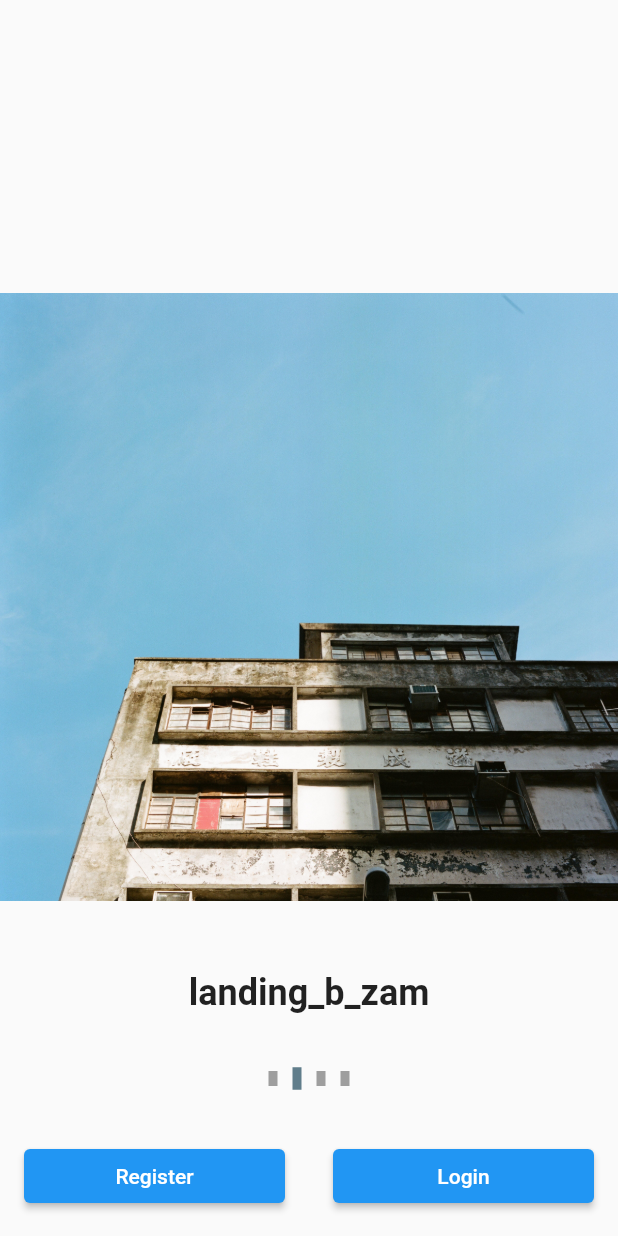
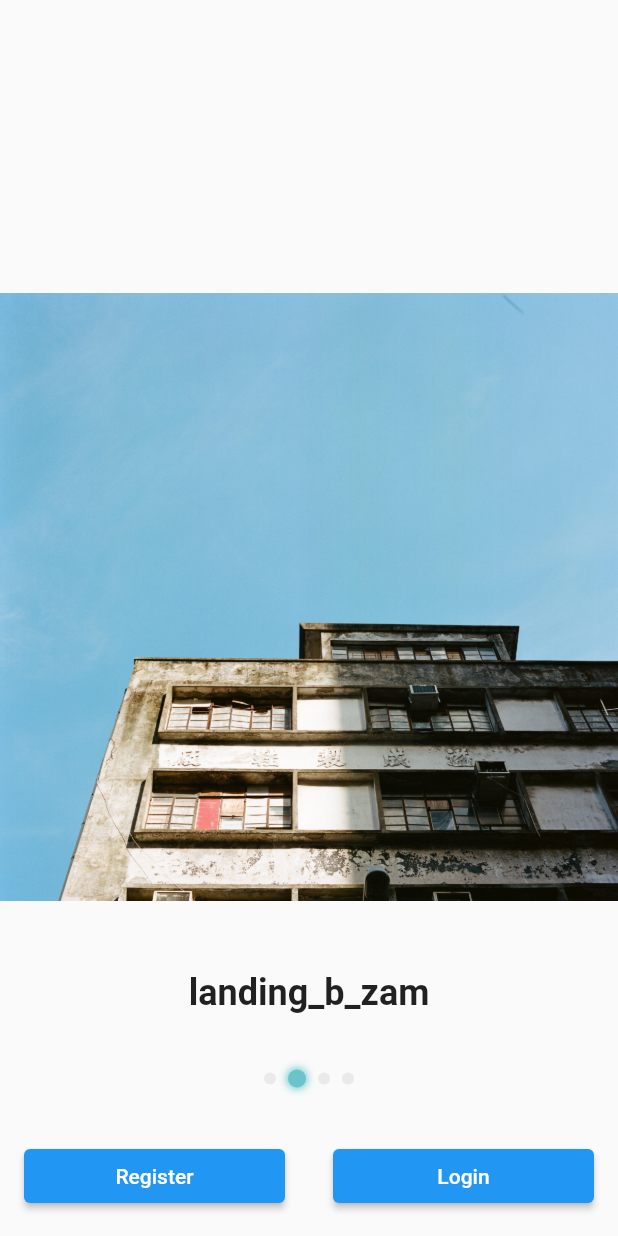
Before and after one commit to khchoi0/flutter-intro-slider, a Flutter app: the screen it shows after launch, swiped to page 2, on a phone screen of 412 x 824 dp. Run offline on Flutter 3.47's test engine with Material 2 defaults, Android fonts, the phone set to English and light mode, and no system bars.

Commit message:
feat: dynamic PV indicator list

```diff
--- a/lib/indicator.dart
+++ b/lib/indicator.dart
@@ -1,16 +1,16 @@
 import 'package:flutter/foundation.dart';
 import 'package:flutter/material.dart';
 
-class Indicator extends StatefulWidget {
-  const Indicator(this.controller, this.itemCount, {Key? key}) : super(key: key);
+class PVIndicators extends StatefulWidget {
+  const PVIndicators(this.controller, this.itemCount, {Key? key}) : super(key: key);
   final PageController controller;
   final int itemCount;
 
   @override
-  State<Indicator> createState() => _IndicatorState();
+  State<PVIndicators> createState() => _PVIndicatorsState();
 }
 
-class _IndicatorState extends State<Indicator> {
+class _PVIndicatorsState extends State<PVIndicators> {
 
   @override
   void initState() {
@@ -31,51 +31,29 @@ class _IndicatorState extends State<Indicator> {
     }
     return SizedBox(
       height: 50,
-      child: ListView.builder(
+      child:
+      ListView(
         shrinkWrap: true,
         scrollDirection: Axis.horizontal,
-        itemCount: widget.itemCount,
-        itemBuilder: (context, index) {
-          return _createIndicatorElements(index);
-        },
-      ),
-    );
-  }
-
-  Widget _createIndicatorElements(index) {
-    double w = 10;
-    double h = 10;
-    MaterialColor color = Colors.grey;
-
-    if(widget.controller.page==index) {
-      w = 15;
-      h = 15;
-      color = Colors.blueGrey;
-    }
-
-    return SizedBox(
-      height: 16,
-      width: 16,
-      child: Center(
-        child: AnimatedContainer(
-          margin: const EdgeInsets.all(5),
-          width: w,
-          height: h,
-          color: color,
-          duration: const Duration(milliseconds: 100),
-        ),
-      ),
+        children: _buildPageIndicator(widget.itemCount),
+      )
     );
   }
 
   _handleChanges() {
-    setState(() {
+    setState(() {});
+  }
 
-    });
+  List<Widget> _buildPageIndicator(int itemCount) {
+    List<Widget> list = [];
+    for (int i=0; i<itemCount; i++) {
+      list.add(i == widget.controller.page ? _indicator(true) : _indicator(false));
+    }
+    return list;
   }
 
   Widget _indicator(bool isActive) {
-    return Container(
+    return SizedBox(
       height: 10,
       child: AnimatedContainer(
         duration: const Duration(milliseconds: 150),
--- a/lib/intro_slider.dart
+++ b/lib/intro_slider.dart
@@ -30,7 +30,7 @@ class _IntroSliderState extends State<IntroSlider> {
             child: Column(
               mainAxisSize: MainAxisSize.min,
               children: [
-                Indicator(controller, 4),
+                PVIndicators(controller, 4),
                 Row(
                   children: [
                     Expanded(child: Padding(
```
